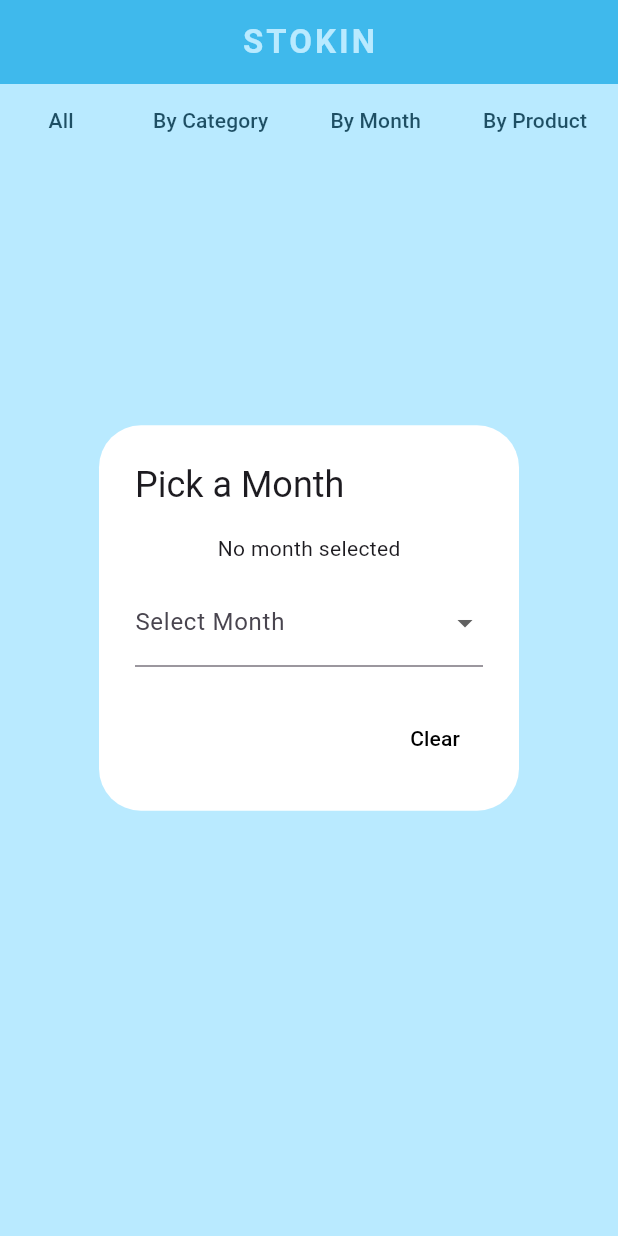
After one commit to Kavarera/STOKIN, a Flutter app: the ReportPage screen opened by its route, after a tap on "By Month", on a phone screen of 412 x 824 dp. The commit adds this screen. Run offline on Flutter 3.47's test engine with Material 3 defaults, Android fonts, the phone set to English and light mode, and no system bars; our stand-ins replace dartz, equatable, flutter_bloc, get_it, go_router, sqflite; accounts and stored records are empty.

Commit message:
ALL DONE

```diff
--- a/lib/cores/routes/app_routes.dart
+++ b/lib/cores/routes/app_routes.dart
@@ -2,9 +2,11 @@ import 'package:flutter_bloc/flutter_bloc.dart';
 import 'package:go_router/go_router.dart';
 import 'package:stokin_bloc/cores/di/dependency_injection.dart';
 import 'package:stokin_bloc/features/stokin/presentation/bloc/home/home_bloc.dart';
+import 'package:stokin_bloc/features/stokin/presentation/bloc/report/report_bloc.dart';
 
 import '../../features/stokin/presentation/bloc/home/fab_cubit.dart';
 import '../../features/stokin/presentation/pages/home/home_page.dart';
+import '../../features/stokin/presentation/pages/report/report_page.dart';
 
 class AppRoutes {
   get router => GoRouter(
@@ -26,6 +28,16 @@ class AppRoutes {
               child: HomePage(),
             ),
       ),
+
+      GoRoute(
+        path: '/reports',
+        name: 'reports',
+        builder:
+            (context, state) => BlocProvider(
+              create: (_) => DependencyInjection.get<ReportBloc>(),
+              child: const ReportPage(),
+            ),
+      ),
     ],
   );
 }
--- /dev/null
+++ b/lib/features/stokin/presentation/bloc/report/report_bloc.dart
@@ -0,0 +1,151 @@
+import 'dart:async';
+import 'dart:developer';
+
+import 'package:equatable/equatable.dart';
+import 'package:flutter/foundation.dart';
+import 'package:flutter_bloc/flutter_bloc.dart';
+import 'package:intl/intl.dart';
+import 'package:stokin_bloc/features/stokin/domain/usecases/product_usecase.dart';
+
+import '../../../domain/entities/category_entity.dart';
+import '../../../domain/entities/product_entity.dart';
+import '../../../domain/entities/transaction_entity.dart';
+import '../../../domain/usecases/category_usecase.dart';
+import '../../../domain/usecases/transaction_usecase.dart';
+
+part 'report_event.dart';
+part 'report_state.dart';
+
+class ReportBloc extends Bloc<ReportEvent, ReportState> {
+  final GetCategoriesUseCase getCategoriesUseCase;
+  final GetTransactionsUseCase getTransactionsUseCase;
+  ReportBloc(
+    super.initialState, {
+    required this.getCategoriesUseCase,
+    required this.getTransactionsUseCase,
+  }) {
+    on<ReportEventLoadItems>(_onLoadItems);
+    on<ReportEventCategoryFilter>(_onCategoryFilter);
+    on<ReportEventMonthFilter>(_onMonthFilter);
+    on<ReportEventProductFilter>(_onProductFilter);
+    on<ReportEventClearFilter>(_onClearFilter);
+  }
+
+  FutureOr<void> _onLoadItems(
+    ReportEventLoadItems event,
+    Emitter<ReportState> emit,
+  ) async {
+    final cResult = await getCategoriesUseCase.call();
+    final tResult = await getTransactionsUseCase.call();
+
+    final List<CategoryEntity> categories = cResult.fold(
+      (failure) => [],
+      (data) => data,
+    );
+    final List<TransactionEntity> transactions = tResult.fold(
+      (failure) => [],
+      (data) => data,
+    );
+    final List<ProductEntity> products =
+        transactions.map((t) => t.product).toSet().toList();
+
+    emit(
+      state.copyWith(
+        categories: categories,
+        transactions: transactions,
+        products: products,
+      ),
+    );
+  }
+
+  FutureOr<void> _onCategoryFilter(
+    ReportEventCategoryFilter event,
+    Emitter<ReportState> emit,
+  ) async {
+    final newState = state.copyWith(selectedCategoryId: event.categoryId);
+    await _applyFilter(emit, newState);
+  }
+
+  FutureOr<void> _onMonthFilter(
+    ReportEventMonthFilter event,
+    Emitter<ReportState> emit,
+  ) async {
+    final newState = state.copyWith(selectedMonth: event.month);
+    await _applyFilter(emit, newState);
+  }
+
+  FutureOr<void> _onProductFilter(
+    ReportEventProductFilter event,
+    Emitter<ReportState> emit,
+  ) async {
+    final newState = state.copyWith(selectedProductId: event.productId);
+    await _applyFilter(emit, newState);
+  }
+
+  FutureOr<void> _onClearFilter(
+    ReportEventClearFilter event,
+    Emitter<ReportState> emit,
+  ) async {
+    final newState = state.copyWith(
+      selectedCategoryId: 0,
+      selectedMonth: null as DateTime?,
+      selectedProductId: 0,
+    );
+
+    log(
+      'CLEAR FILTER APPLIED: ${newState.selectedMonth?.toString() ?? 'N/A'}',
+      name: 'ReportBloc',
+    );
+    log('CLEAR FILTER', name: 'ReportBloc');
+    await _applyFilter(emit, newState);
+  }
+
+  Future<void> _applyFilter(
+    Emitter<ReportState> emit,
+    ReportState newState,
+  ) async {
+    final result = await getTransactionsUseCase.call();
+    log('getTransactionsUseCase called', name: 'ReportBloc');
+    List<TransactionEntity> data = result.fold((l) => [], (r) => r);
+    log('transactions loaded: ${data.length}', name: 'ReportBloc');
+    if (newState.selectedCategoryId != 0) {
+      log('category Filter applied', name: 'ReportBloc');
+      data =
+          data.where((transaction) {
+            return transaction.product.category?.id ==
+                newState.selectedCategoryId;
+          }).toList();
+    }
+
+    if (newState.selectedMonth != null) {
+      log('month Filter applied', name: 'ReportBloc');
+      data =
+          data
+              .where(
+                (t) =>
+                    t.date.month == newState.selectedMonth!.month &&
+                    t.date.year == newState.selectedMonth!.year,
+              )
+              .toList();
+    }
+
+    if (newState.selectedProductId != 0) {
+      log('product Filter applied', name: 'ReportBloc');
+      data =
+          data.where((transaction) {
+            return transaction.product.id == newState.selectedProductId;
+          }).toList();
+    }
+
+    emit(
+      newState.copyWith(
+        selectedCategoryId: newState.selectedCategoryId,
+        selectedMonth: newState.selectedMonth,
+        selectedProductId: newState.selectedProductId,
+        transactions: data,
+      ),
+    );
+
+    log('transactions filtered: ${data.length}', name: 'ReportBloc');
+  }
+}
--- /dev/null
+++ b/lib/features/stokin/presentation/bloc/report/report_event.dart
@@ -0,0 +1,42 @@
+part of 'report_bloc.dart';
+
+sealed class ReportEvent extends Equatable {
+  const ReportEvent();
+
+  @override
+  List<Object?> get props => [];
+}
+
+class ReportEventLoadItems extends ReportEvent {
+  const ReportEventLoadItems();
+}
+
+class ReportEventCategoryFilter extends ReportEvent {
+  final int categoryId;
+
+  const ReportEventCategoryFilter(this.categoryId);
+
+  @override
+  List<Object?> get props => [categoryId];
+}
+
+class ReportEventMonthFilter extends ReportEvent {
+  final DateTime? month;
+  const ReportEventMonthFilter(this.month);
+
+  @override
+  List<Object?> get props => [month];
+}
+
+class ReportEventProductFilter extends ReportEvent {
+  final int productId;
+
+  const ReportEventProductFilter(this.productId);
+
+  @override
+  List<Object?> get props => [productId];
+}
+
+class ReportEventClearFilter extends ReportEvent {
+  const ReportEventClearFilter();
+}
--- /dev/null
+++ b/lib/features/stokin/presentation/bloc/report/report_state.dart
@@ -0,0 +1,47 @@
+part of 'report_bloc.dart';
+
+class ReportState extends Equatable {
+  final List<ProductEntity> products;
+  final List<CategoryEntity> categories;
+  final List<TransactionEntity> transactions;
+
+  final int selectedCategoryId;
+  final DateTime? selectedMonth;
+  final int selectedProductId;
+  const ReportState({
+    this.products = const [],
+    this.categories = const [],
+    this.transactions = const [],
+    this.selectedCategoryId = 0,
+    this.selectedMonth,
+    this.selectedProductId = 0,
+  });
+
+  ReportState copyWith({
+    List<ProductEntity>? products,
+    List<CategoryEntity>? categories,
+    List<TransactionEntity>? transactions,
+    int? selectedCategoryId,
+    DateTime? selectedMonth,
+    int? selectedProductId,
+  }) {
+    return ReportState(
+      products: products ?? this.products,
+      categories: categories ?? this.categories,
+      transactions: transactions ?? this.transactions,
+      selectedCategoryId: selectedCategoryId ?? this.selectedCategoryId,
+      selectedMonth: selectedMonth,
+      selectedProductId: selectedProductId ?? this.selectedProductId,
+    );
+  }
+
+  @override
+  List<Object?> get props => [
+    products,
+    categories,
+    transactions,
+    selectedCategoryId,
+    selectedMonth,
+    selectedProductId,
+  ];
+}
--- a/lib/features/stokin/presentation/pages/home/home_page.dart
+++ b/lib/features/stokin/presentation/pages/home/home_page.dart
@@ -1,5 +1,6 @@
 import 'package:flutter/material.dart';
 import 'package:flutter_bloc/flutter_bloc.dart';
+import 'package:go_router/go_router.dart';
 import 'package:stokin_bloc/features/stokin/presentation/bloc/home/home_bloc.dart';
 import 'package:stokin_bloc/features/stokin/presentation/widgets/expandable_fab.dart';
 
@@ -24,7 +25,9 @@ class HomePage extends StatelessWidget {
           ),
           actions: [
             IconButton(
-              onPressed: () {},
+              onPressed: () {
+                context.pushNamed('reports');
+              },
               icon: const Icon(Icons.analytics, color: Colors.white),
             ),
           ],
--- /dev/null
+++ b/lib/features/stokin/presentation/pages/report/report_page.dart
@@ -0,0 +1,142 @@
+import 'package:flutter/material.dart';
+import 'package:flutter_bloc/flutter_bloc.dart';
+import 'package:intl/intl.dart';
+import 'package:stokin_bloc/features/stokin/presentation/bloc/report/report_bloc.dart';
+import 'package:stokin_bloc/features/stokin/presentation/widgets/alert_dialog_pick_category.dart';
+import 'package:stokin_bloc/features/stokin/presentation/widgets/alert_dialog_pick_month.dart';
+import '../../../../../cores/data/transaction_type_enum.dart';
+import '../../widgets/alert_dialog_pick_product.dart';
+
+class ReportPage extends StatelessWidget {
+  const ReportPage({super.key});
+
+  @override
+  Widget build(BuildContext context) {
+    context.read<ReportBloc>().add(const ReportEventLoadItems());
+    return SafeArea(
+      child: Scaffold(
+        appBar: AppBar(
+          title: Text(
+            'STOKIN',
+            style: Theme.of(context).textTheme.titleLarge?.copyWith(
+              letterSpacing: 2,
+              color: Colors.white,
+            ),
+          ),
+        ),
+        body: BlocBuilder<ReportBloc, ReportState>(
+          buildWhen: (previous, current) {
+            return true; // pastikan tetap true
+          },
+          builder: (context, state) {
+            return Column(
+              children: [
+                Row(
+                  mainAxisAlignment: MainAxisAlignment.spaceAround,
+                  children: [
+                    TextButton(
+                      onPressed:
+                          () => context.read<ReportBloc>().add(
+                            const ReportEventClearFilter(),
+                          ),
+                      child: const Text('All'),
+                    ),
+                    TextButton(
+                      onPressed:
+                          () => showDialog(
+                            context: context,
+                            builder:
+                                (_) => AlertDialogPickCategory(
+                                  categories: state.categories,
+                                  selectedCategoryId: state.selectedCategoryId,
+                                  onPick:
+                                      (id) => context.read<ReportBloc>().add(
+                                        ReportEventCategoryFilter(id),
+                                      ),
+                                ),
+                          ),
+                      style: ButtonStyle().copyWith(
+                        backgroundColor:
+                            state.selectedCategoryId != 0
+                                ? WidgetStateProperty.all(Colors.blue)
+                                : WidgetStateProperty.all(Colors.transparent),
+                      ),
+                      child: const Text('By Category'),
+                    ),
+                    TextButton(
+                      onPressed:
+                          () => showDialog(
+                            context: context,
+                            builder:
+                                (_) => AlertDialogPickMonth(
+                                  onPick: (date) {
+                                    context.read<ReportBloc>().add(
+                                      ReportEventMonthFilter(date),
+                                    );
+                                  },
+                                  selectedMonth: state.selectedMonth,
+                                ),
+                          ),
+                      style: ButtonStyle().copyWith(
+                        backgroundColor:
+                            state.selectedMonth != null
+                                ? WidgetStateProperty.all(Colors.blue)
+                                : WidgetStateProperty.all(Colors.transparent),
+                      ),
+                      child: const Text('By Month'),
+                    ),
+                    TextButton(
+                      onPressed:
+                          () => showDialog(
+                            context: context,
+                            builder:
+                                (_) => AlertDialogPickProduct(
+                                  products: state.products,
+                                  selectedProductId: state.selectedProductId,
+                                  onPick:
+                                      (id) => context.read<ReportBloc>().add(
+                                        ReportEventProductFilter(id),
+                                      ),
+                                ),
+                          ),
+                      style: ButtonStyle().copyWith(
+                        backgroundColor:
+                            state.selectedProductId != 0
+                                ? WidgetStateProperty.all(Colors.blue)
+                                : WidgetStateProperty.all(Colors.transparent),
+                      ),
+                      child: const Text('By Product'),
+                    ),
+                  ],
+                ),
+                Expanded(
+                  child:
+                      state.transactions.isEmpty
+                          ? const Center(child: Text('No transactions found'))
+                          : ListView.builder(
+                            itemCount: state.transactions.length,
+                            itemBuilder: (context, index) {
+                              final transaction = state.transactions[index];
+                              return ListTile(
+                                title: Text(transaction.product.name),
+                                subtitle: Text(
+                                  DateFormat(
+                                    'dd MMMM yyyy',
+                                  ).format(transaction.date),
+                                ),
+                                trailing: Text(
+                                  "${transaction.type == TransactionType.MASUK ? '+' : '-'}${transaction.amount.toString()}",
+                                  style: TextStyle(fontSize: 16),
+                                ),
+                              );
+                            },
+                          ),
+                ),
+              ],
+            );
+          },
+        ),
+      ),
+    );
+  }
+}
--- /dev/null
+++ b/lib/features/stokin/presentation/widgets/alert_dialog_pick_month.dart
@@ -0,0 +1,58 @@
+import 'package:flutter/material.dart';
+import 'package:intl/intl.dart';
+
+class AlertDialogPickMonth extends StatelessWidget {
+  final DateTime? selectedMonth;
+  final void Function(DateTime?) onPick;
+  const AlertDialogPickMonth({
+    super.key,
+    this.selectedMonth,
+    required this.onPick,
+  });
+
+  @override
+  Widget build(BuildContext context) {
+    return AlertDialog(
+      title: const Text('Pick a Month'),
+      content: Column(
+        mainAxisSize: MainAxisSize.min,
+        children: [
+          Text(
+            selectedMonth != null
+                ? 'Selected: ${DateFormat('MMMM yyyy').format(selectedMonth!)}'
+                : 'No month selected',
+          ),
+          const SizedBox(height: 10),
+          DropdownButtonFormField<int>(
+            decoration: const InputDecoration(labelText: 'Select Month'),
+            value: selectedMonth?.month,
+            onChanged: (newValue) {
+              if (newValue != null) {
+                onPick(DateTime(DateTime.now().year, newValue));
+                Navigator.of(context).pop();
+              }
+            },
+            items: List.generate(12, (index) {
+              final monthName = DateFormat(
+                'MMMM',
+              ).format(DateTime(2000, index + 1));
+              return DropdownMenuItem<int>(
+                value: index + 1,
+                child: Text(monthName),
+              );
+            }),
+          ),
+        ],
+      ),
+      actions: [
+        TextButton(
+          onPressed: () {
+            onPick(null);
+            Navigator.pop(context);
+          },
+          child: const Text('Clear'),
+        ),
+      ],
+    );
+  }
+}
--- a/pubspec.yaml
+++ b/pubspec.yaml
@@ -14,6 +14,7 @@ dependencies:
   flutter_bloc: ^9.1.0
   get_it: ^8.0.3
   go_router: ^14.8.1
+  intl: ^0.20.2
   path: ^1.9.1
   sqflite: ^2.4.2
 
```
Also changed, not shown: lib/cores/di/dependency_injection.dart (+10 -0 lines), lib/features/stokin/presentation/widgets/alert_dialog_pick_category.dart (added, +57 -0 lines), lib/features/stokin/presentation/widgets/alert_dialog_pick_product.dart (added, +67 -0 lines), pubspec.lock.
